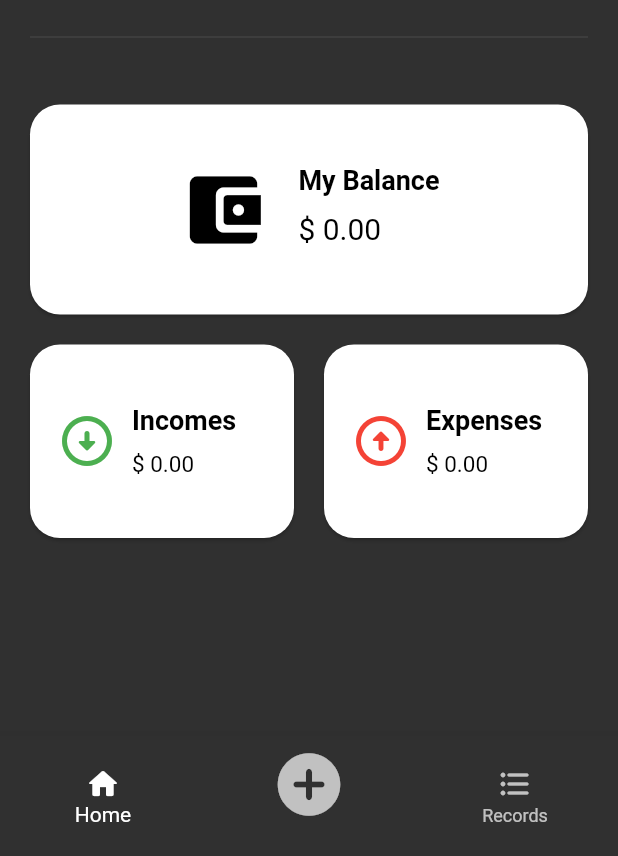
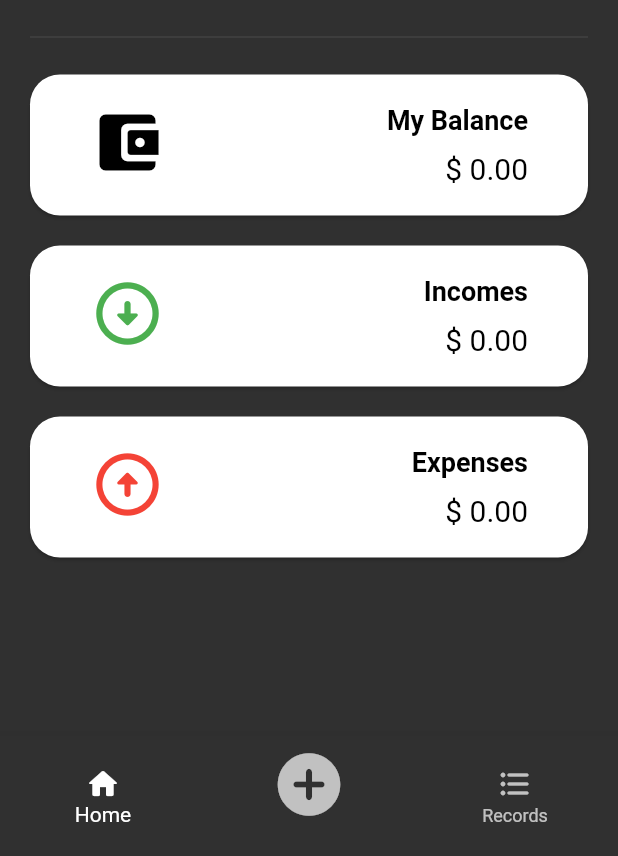
Before and after one commit to thomasviana/my-money-app, a Flutter app: the MainAppScreen screen opened by its route, on a phone screen of 412 x 824 dp, the part 380-1236 px from its top. Run offline on Flutter 3.47's test engine with Material 2 defaults, Android fonts, the phone set to English and light mode, and no system bars; our stand-ins replace flutter_slidable.

Commit message:
New home screen

```diff
--- a/lib/main.dart
+++ b/lib/main.dart
@@ -18,6 +18,7 @@ class MyApp extends StatelessWidget {
     return MaterialApp(
       title: 'My Money App',
       theme: ThemeData.dark().copyWith(
+        bottomSheetTheme: BottomSheetThemeData(backgroundColor: Colors.white),
         accentColor: Colors.amber,
         cardTheme: CardTheme(
           color: Colors.white,
--- a/lib/screens/app_screen.dart
+++ b/lib/screens/app_screen.dart
@@ -35,12 +35,13 @@ class _MainAppScreenState extends State<MainAppScreen> {
   double totalExpenses = 0;
   Icon selectedIcon = Icon(Icons.forward);
 
-  void _addNewTx(String title, String tag, double amount, String type) {
+  void _addNewTx(
+      String title, String tag, double amount, DateTime dateTime, String type) {
     var newTx = Transaction(
       title: title,
       tag: tag,
       amount: amount,
-      date: DateTime.now(),
+      date: dateTime,
       id: DateTime.now().toString(),
       type: type,
     );
--- a/lib/screens/home_screen.dart
+++ b/lib/screens/home_screen.dart
@@ -1,4 +1,5 @@
 import 'package:flutter/material.dart';
+import 'package:my_money/widgets/home_card.dart';
 import 'package:my_money/widgets/main_cards.dart';
 import 'package:my_money/constants.dart';
 
@@ -12,7 +13,8 @@ class HomeScreen extends StatelessWidget {
   Widget build(BuildContext context) {
     double myBalance = totalIncomes - totalExpenses;
 
-    return SafeArea(
+    return SingleChildScrollView(
+      child: SafeArea(
         child: Padding(
           padding: const EdgeInsets.all(20),
           child: Column(
@@ -42,66 +44,31 @@ class HomeScreen extends StatelessWidget {
                 height: 50,
                 child: Divider(),
               ),
-            Container(
-              height: 180,
-              child: Card(
-                margin: EdgeInsets.symmetric(vertical: 20),
-                child: Container(
-                  padding: EdgeInsets.symmetric(vertical: 40, horizontal: 18),
-                  child: Row(
-                    crossAxisAlignment: CrossAxisAlignment.start,
-                    mainAxisAlignment: MainAxisAlignment.center,
-                    children: [
-                      Icon(
-                        Icons.account_balance_wallet_rounded,
-                        color: Colors.black,
-                        size: 60,
-                      ),
-                      SizedBox(width: 20),
-                      Column(
-                        crossAxisAlignment: CrossAxisAlignment.start,
-                        children: [
-                          Text(
-                            'My Balance',
-                            style: TextStyle(
-                                color: Colors.black,
-                                fontSize: 18,
-                                fontWeight: FontWeight.bold),
+              HomeCard(
+                title: 'My Balance',
+                icon: Icons.account_balance_wallet_rounded,
+                iconColor: Colors.black,
+                value: myBalance,
               ),
               SizedBox(
-                            height: 10,
+                height: 20,
               ),
-                          Text(
-                            '\$ ${currency.format(myBalance)}',
-                            style: TextStyle(color: Colors.black, fontSize: 20),
+              HomeCard(
+                title: 'Incomes',
+                icon: Icons.arrow_circle_down_rounded,
+                iconColor: Colors.green,
+                value: totalIncomes,
               ),
+              SizedBox(
+                height: 20,
+              ),
+              HomeCard(
+                  title: 'Expenses',
+                  icon: Icons.arrow_circle_up_rounded,
+                  iconColor: Colors.red,
+                  value: totalExpenses),
             ],
           ),
-                    ],
-                  ),
-                ),
-              ),
-            ),
-            Row(
-              mainAxisAlignment: MainAxisAlignment.spaceBetween,
-              children: [
-                MainCards(
-                  icon: (Icons.arrow_circle_down_rounded),
-                  iconColor: Colors.green,
-                  title: 'Incomes',
-                  value: totalIncomes,
-                ),
-                SizedBox(width: 20),
-                MainCards(
-                  icon: Icons.arrow_circle_up_rounded,
-                  iconColor: Colors.red,
-                  title: 'Expenses',
-                  value: totalExpenses,
-                ),
-              ],
-            ),
-            SizedBox(height: 20),
-          ],
         ),
       ),
     );
--- /dev/null
+++ b/lib/widgets/home_card.dart
@@ -0,0 +1,59 @@
+import 'package:flutter/material.dart';
+
+import '../constants.dart';
+
+class HomeCard extends StatelessWidget {
+  String title;
+  double? value;
+  IconData icon;
+  Color iconColor;
+
+  HomeCard(
+      {required this.title,
+      this.value,
+      required this.icon,
+      required this.iconColor});
+
+  @override
+  Widget build(BuildContext context) {
+    return Container(
+      child: Card(
+        margin: EdgeInsets.symmetric(vertical: 0),
+        child: Container(
+          padding: EdgeInsets.symmetric(vertical: 20, horizontal: 40),
+          child: Row(
+            crossAxisAlignment: CrossAxisAlignment.start,
+            mainAxisAlignment: MainAxisAlignment.spaceBetween,
+            children: [
+              Icon(
+                icon,
+                color: iconColor,
+                size: 50,
+              ),
+              SizedBox(width: 20),
+              Column(
+                crossAxisAlignment: CrossAxisAlignment.end,
+                children: [
+                  Text(
+                    title,
+                    style: TextStyle(
+                        color: Colors.black,
+                        fontSize: 18,
+                        fontWeight: FontWeight.bold),
+                  ),
+                  SizedBox(
+                    height: 10,
+                  ),
+                  Text(
+                    '\$ ${currency.format(value)}',
+                    style: TextStyle(color: Colors.black, fontSize: 20),
+                  ),
+                ],
+              ),
+            ],
+          ),
+        ),
+      ),
+    );
+  }
+}
--- a/lib/widgets/main_cards.dart
+++ b/lib/widgets/main_cards.dart
@@ -35,9 +35,15 @@ class MainCards extends StatelessWidget {
                   SizedBox(
                     height: 10,
                   ),
-                  Text(
-                    '\$ ${currency.format(value)}',
-                    style: TextStyle(color: Colors.black, fontSize: 15),
+                  Container(
+                    width: 90,
+                    child: FittedBox(
+                      fit: BoxFit.fill,
+                      child: Text('\$ ${currency.format(value)}',
+                          style: TextStyle(
+                            color: Colors.black,
+                          )),
+                    ),
                   ),
                 ],
               ),
--- a/lib/widgets/main_textfield.dart
+++ b/lib/widgets/main_textfield.dart
@@ -25,6 +25,7 @@ class MainTextField extends StatelessWidget {
         decoration: InputDecoration(
           hintText: hintText,
           hintStyle: TextStyle(color: Colors.black45),
+          hintTextDirection: TextDirection.ltr,
           prefixIcon: prefixIcon,
           fillColor: Colors.black12,
           filled: true,
```
Also changed, not shown: lib/constants.dart (+5 -4 lines), lib/screens/add_record.dart (+32 -28 lines), lib/screens/tx_list.dart (+11 -5 lines), lib/utils.dart (deleted, +0 -33 lines). Lines whose indentation alone changed are shown as unchanged.
